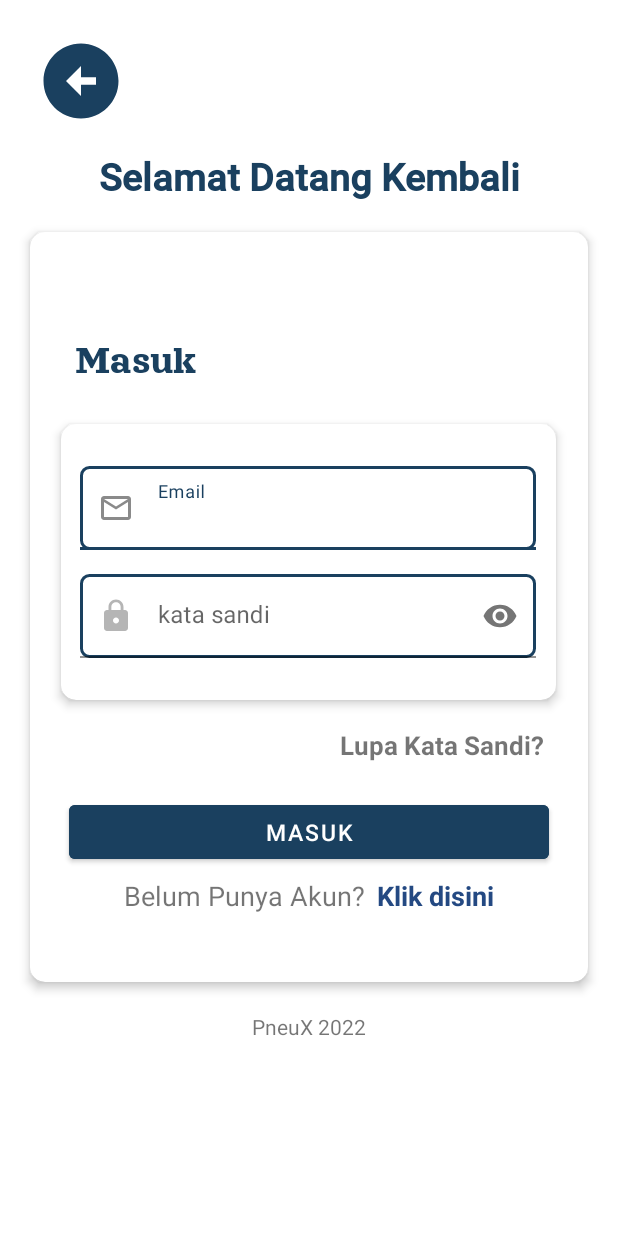
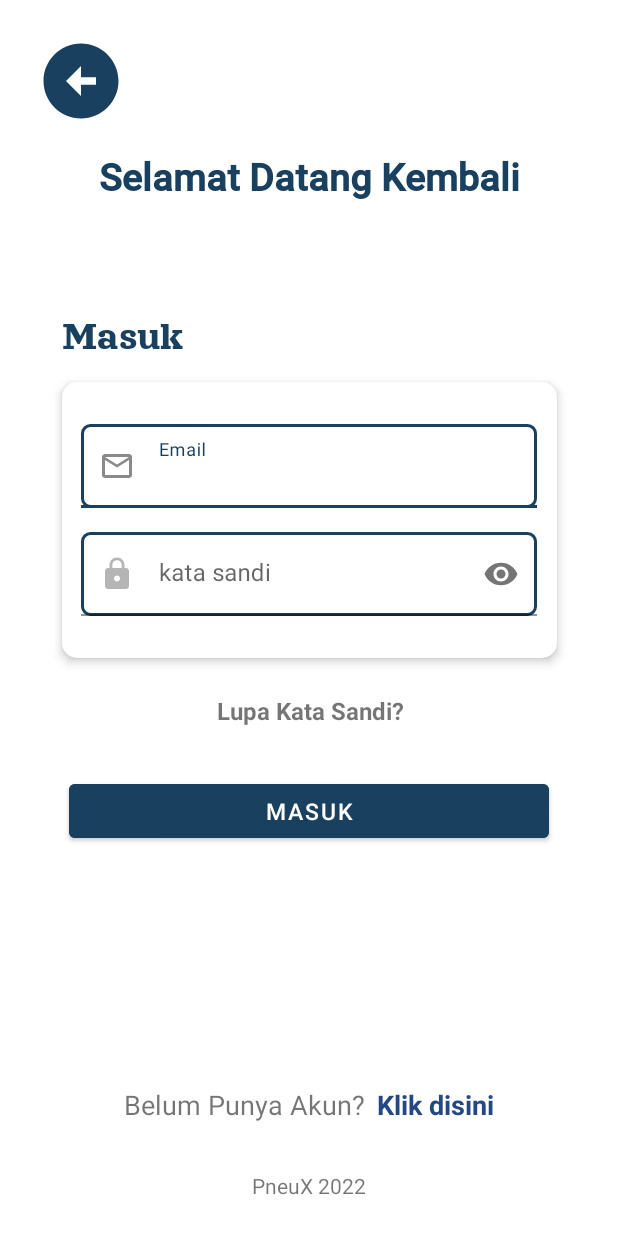
Before and after one commit to Raku-seru/pneux-mobile, an Android app: the LoginActivity screen opened directly, with no data from a screen before it, on a phone screen of 412 x 824 dp. Run offline under Robolectric (Android 15) with nearby library versions, the light colour scheme and no system bars; our stand-ins replace Firebase (no records; nobody signed in at launch, a user with empty details on screens opened directly); 1 statement that could not run was skipped.

Commit message:
update 0610

```diff
--- a/app/build.gradle
+++ b/app/build.gradle
@@ -4,7 +4,6 @@
     id 'com.google.gms.google-services'
     id 'kotlin-parcelize'
     id 'com.google.android.libraries.mapsplatform.secrets-gradle-plugin'
-//    id 'com.google.android.libraries.mapsplatform.secrets-gradle-plugin'
 }
 
 android {
@@ -68,7 +67,7 @@
     // Maps
     implementation 'com.google.android.gms:play-services-maps:18.0.2'
     implementation 'com.google.android.material:material:1.6.1'
-    implementation 'com.google.android.gms:play-services-location:19.0.1'
+    implementation 'com.google.android.gms:play-services-location:20.0.0'
 
     // LiveData
     implementation 'androidx.lifecycle:lifecycle-livedata-ktx:2.4.1'
--- a/app/src/main/java/com/c22ps208/pneux/MainActivity.kt
+++ b/app/src/main/java/com/c22ps208/pneux/MainActivity.kt
@@ -7,6 +7,8 @@
 import com.c22ps208.pneux.ui.navigation.account.AccountFragment
 import com.c22ps208.pneux.ui.navigation.dashboard.HomeFragment
 import com.google.android.material.bottomnavigation.BottomNavigationView
+
+
 
 class MainActivity : AppCompatActivity() {
     private lateinit var bottomNavView: BottomNavigationView
@@ -32,7 +34,6 @@
                 R.id.navigation_account -> {
                     setThatFragments(accountFragment)
                 }
-
             }
 
             true
--- a/app/src/main/java/com/c22ps208/pneux/preferences/SettingPreferences.kt
+++ b/app/src/main/java/com/c22ps208/pneux/preferences/SettingPreferences.kt
@@ -9,12 +9,14 @@
 
 class SettingPreferences private constructor(private val dataStore: DataStore<Preferences>) {
 
+    // Get Application Theme
     fun getThemeSetting(): Flow<Boolean> {
         return dataStore.data.map { preferences ->
             preferences[THEME_KEY] ?: false
         }
     }
 
+    // Save Application Theme
     suspend fun saveThemeSetting(isDarkModeActive: Boolean) {
         dataStore.edit { preferences ->
             preferences[THEME_KEY] = isDarkModeActive
--- a/app/src/main/java/com/c22ps208/pneux/ui/start/SplashScreen.kt
+++ b/app/src/main/java/com/c22ps208/pneux/ui/start/SplashScreen.kt
@@ -21,4 +21,4 @@
             finish()
         },detik)
     }
-    }
+}
--- a/app/src/main/res/layout/activity_login.xml
+++ b/app/src/main/res/layout/activity_login.xml
@@ -1,5 +1,5 @@
 <?xml version="1.0" encoding="utf-8"?>
-<RelativeLayout xmlns:android="http://schemas.android.com/apk/res/android"
+<androidx.constraintlayout.widget.ConstraintLayout xmlns:android="http://schemas.android.com/apk/res/android"
     xmlns:app="http://schemas.android.com/apk/res-auto"
     xmlns:tools="http://schemas.android.com/tools"
     android:layout_width="match_parent"
@@ -14,11 +14,13 @@
         android:layout_marginTop="24dp"
         android:background="@drawable/ic_back_circle"
         android:backgroundTint="@color/button2"
-        android:contentDescription="@string/icon" />
+        android:contentDescription="@string/icon"
+        app:layout_constraintStart_toStartOf="parent"
+        app:layout_constraintTop_toTopOf="parent" />
 
     <TextView
         android:id="@+id/tvWelcome"
-        android:layout_width="match_parent"
+        android:layout_width="wrap_content"
         android:layout_height="wrap_content"
         android:layout_marginTop="100dp"
         android:fontFamily="@font/medium"
@@ -26,40 +28,35 @@
         android:text="@string/welcome"
         android:textColor="@color/button2"
         android:textSize="25sp"
-        android:textStyle="bold" />
+        android:textStyle="bold"
+        app:layout_constraintEnd_toEndOf="parent"
+        app:layout_constraintStart_toStartOf="parent"
+        app:layout_constraintTop_toTopOf="parent" />
 
-
-    <androidx.cardview.widget.CardView
-        android:id="@+id/itemLogin"
-        android:layout_width="match_parent"
-        android:layout_height="500dp"
-        android:layout_below="@id/tvWelcome"
-        android:layout_marginStart="20dp"
-        android:layout_marginTop="20dp"
-        android:layout_marginEnd="20dp"
-        android:layout_marginBottom="20dp"
-        app:cardCornerRadius="10dp"
-        app:cardElevation="4dp">
 
     <TextView
         android:layout_width="wrap_content"
         android:layout_height="wrap_content"
         android:layout_gravity="start"
-            android:layout_marginStart="30dp"
-            android:layout_marginTop="70dp"
+        android:layout_marginBottom="16dp"
         android:fontFamily="@font/orelaga"
         android:text="@string/login"
         android:textColor="@color/button2"
-            android:textSize="28sp" />
+        android:textSize="28sp"
+        app:layout_constraintBottom_toTopOf="@+id/itemUsername"
+        app:layout_constraintStart_toStartOf="@+id/itemUsername" />
 
     <androidx.cardview.widget.CardView
         android:id="@+id/itemUsername"
         android:layout_width="330dp"
         android:layout_height="wrap_content"
         android:layout_gravity="center"
-            android:layout_marginTop="-30dp"
+        android:layout_marginTop="120dp"
         app:cardCornerRadius="10dp"
-            app:cardElevation="4dp">
+        app:cardElevation="4dp"
+        app:layout_constraintEnd_toEndOf="parent"
+        app:layout_constraintStart_toStartOf="parent"
+        app:layout_constraintTop_toBottomOf="@+id/tvWelcome">
 
         <LinearLayout
             android:id="@+id/layLogin"
@@ -74,15 +71,16 @@
                 android:layout_width="match_parent"
                 android:layout_height="wrap_content"
                 android:layout_margin="8dp"
-                    app:startIconDrawable="@drawable/ic_email"
                 android:drawablePadding="18dp"
-                    android:hint="@string/email">
+                android:hint="@string/email"
+                app:startIconDrawable="@drawable/ic_email">
+
                 <EditText
                     android:id="@+id/textEmail"
                     android:layout_width="match_parent"
                     android:layout_height="wrap_content"
-                        android:inputType="textEmailAddress"
-                        android:background="@drawable/shape"/>
+                    android:background="@drawable/shape"
+                    android:inputType="textEmailAddress" />
 
             </com.google.android.material.textfield.TextInputLayout>
 
@@ -93,14 +91,15 @@
                 android:layout_height="wrap_content"
                 android:layout_margin="8dp"
                 android:hint="@string/password"
-                    app:startIconDrawable="@drawable/ic_password"
-                    app:passwordToggleEnabled="true">
+                app:passwordToggleEnabled="true"
+                app:startIconDrawable="@drawable/ic_password">
+
                 <EditText
                     android:id="@+id/textPw"
                     android:layout_width="match_parent"
                     android:layout_height="wrap_content"
-                        android:inputType="textPassword"
-                        android:background="@drawable/shape"/>
+                    android:background="@drawable/shape"
+                    android:inputType="textPassword" />
 
             </com.google.android.material.textfield.TextInputLayout>
 
@@ -110,33 +109,40 @@
 
     <TextView
         android:id="@+id/tvForget"
-            android:layout_width="match_parent"
+        android:layout_width="wrap_content"
         android:layout_height="wrap_content"
-            android:layout_marginTop="330dp"
-            android:layout_marginEnd="30dp"
+        android:layout_marginTop="24dp"
         android:gravity="end"
         android:text="@string/forget"
-            android:textSize="17sp"
-            android:textStyle="bold" />
+        android:textSize="16sp"
+        android:textStyle="bold"
+        app:layout_constraintEnd_toEndOf="parent"
+        app:layout_constraintStart_toStartOf="parent"
+        app:layout_constraintTop_toBottomOf="@+id/itemUsername" />
 
     <Button
         android:id="@+id/btLogin"
         android:layout_width="320dp"
         android:layout_height="wrap_content"
         android:layout_gravity="center"
-            android:layout_marginTop="150dp"
+        android:layout_marginTop="32dp"
         android:backgroundTint="@color/button2"
         android:text="@string/login"
-            android:textSize="15sp" />
+        android:textSize="15sp"
+        app:layout_constraintEnd_toEndOf="parent"
+        app:layout_constraintStart_toStartOf="parent"
+        app:layout_constraintTop_toBottomOf="@+id/tvForget" />
 
     <LinearLayout
         android:id="@+id/layDaf"
-            android:layout_width="match_parent"
+        android:layout_width="wrap_content"
         android:layout_height="wrap_content"
-            android:layout_marginTop="430dp"
-            android:layout_marginBottom="20dp"
+        android:layout_marginBottom="32dp"
         android:gravity="center"
-            android:orientation="horizontal">
+        android:orientation="horizontal"
+        app:layout_constraintBottom_toTopOf="@+id/tv_about_login"
+        app:layout_constraintEnd_toEndOf="parent"
+        app:layout_constraintStart_toStartOf="parent">
 
         <TextView
             android:layout_width="wrap_content"
@@ -156,16 +162,16 @@
 
     </LinearLayout>
 
-    </androidx.cardview.widget.CardView>
-
     <TextView
         android:id="@+id/tv_about_login"
-        android:layout_width="match_parent"
+        android:layout_width="wrap_content"
         android:layout_height="wrap_content"
-        android:layout_below="@id/itemLogin"
+        android:layout_marginBottom="24dp"
         android:gravity="center"
-        android:text="@string/id" />
-
+        android:text="@string/id"
+        app:layout_constraintBottom_toBottomOf="parent"
+        app:layout_constraintEnd_toEndOf="parent"
+        app:layout_constraintStart_toStartOf="parent" />
 
     <ProgressBar
         android:id="@+id/progressBar"
@@ -177,4 +183,4 @@
         app:layout_constraintEnd_toEndOf="parent"
         app:layout_constraintStart_toStartOf="parent"
         app:layout_constraintTop_toTopOf="parent" />
-</RelativeLayout>
+</androidx.constraintlayout.widget.ConstraintLayout>
--- a/app/src/main/res/layout/activity_result.xml
+++ b/app/src/main/res/layout/activity_result.xml
@@ -34,10 +34,10 @@
         android:id="@+id/tv_result_acc"
         android:layout_width="wrap_content"
         android:layout_height="wrap_content"
-        android:layout_marginBottom="28dp"
         android:text="@string/tv_result_acc"
         android:textColor="@color/white"
         android:textSize="80sp"
+        android:visibility="gone"
         app:layout_constraintBottom_toBottomOf="@+id/iv_result_circle"
         app:layout_constraintEnd_toEndOf="@+id/iv_result_circle"
         app:layout_constraintStart_toStartOf="@+id/iv_result_circle"
@@ -50,9 +50,10 @@
         android:text="@string/result_normal"
         android:textColor="@color/white"
         android:textSize="28sp"
+        app:layout_constraintBottom_toBottomOf="@+id/iv_result_circle"
         app:layout_constraintEnd_toEndOf="@+id/iv_result_circle"
         app:layout_constraintStart_toStartOf="@+id/iv_result_circle"
-        app:layout_constraintTop_toBottomOf="@+id/tv_result_acc" />
+        app:layout_constraintTop_toTopOf="@+id/iv_result_circle" />
 
     <Button
         android:id="@+id/btn_save_result"
--- a/app/src/main/res/values/strings.xml
+++ b/app/src/main/res/values/strings.xml
@@ -5,6 +5,7 @@
     <!-- OnBoarding -->
     <string name="PneuX">PneuX</string>
     <string name="desc">First prediction of pneumonia based on rontgen picture</string>
+    <string name="welcomeTo">Welcome to PneuX</string>
 
     <!-- Login. -->
     <string name="klik">Klik disini</string>
@@ -104,4 +105,10 @@
     <string name="nearby_rs">Rumah Sakit Terdekat</string>
     <string name="title_activity_hospital">HospitalActivity</string>
     <string name="fetchfailed">Ada Kesalahan Mendapatkan Data</string>
+    <string name="validation_name">Nama harus di isi</string>
+    <string name="validation_email">Email harus di isi</string>
+    <string name="validation_emailvalid">Email yang di masukkan tidak valid</string>
+    <string name="validation_passwd">Password tidak boleh kosong</string>
+    <string name="validation_passwd_length">Password kurang dari 8</string>
+    <string name="check_email">Cek Email anda</string>
 </resources>
```
Also changed, not shown: app/src/main/java/com/c22ps208/pneux/ui/login/LoginActivity.kt (+8 -10 lines), app/src/main/java/com/c22ps208/pneux/ui/navigation/dashboard/HomeFragment.kt (+21 -1 lines), app/src/main/java/com/c22ps208/pneux/ui/password/ForgotPasswordActivity.kt (+4 -4 lines), app/src/main/java/com/c22ps208/pneux/ui/register/RegisterActivity.kt (+5 -7 lines), app/src/main/java/com/c22ps208/pneux/ui/start/OnBoardingActivity.kt (+14 -1 lines), app/src/main/res/layout/activity_register.xml (+47 -41 lines), app/src/main/res/layout/fragment_home.xml (+10 -10 lines). Lines whose indentation alone changed are shown as unchanged.
